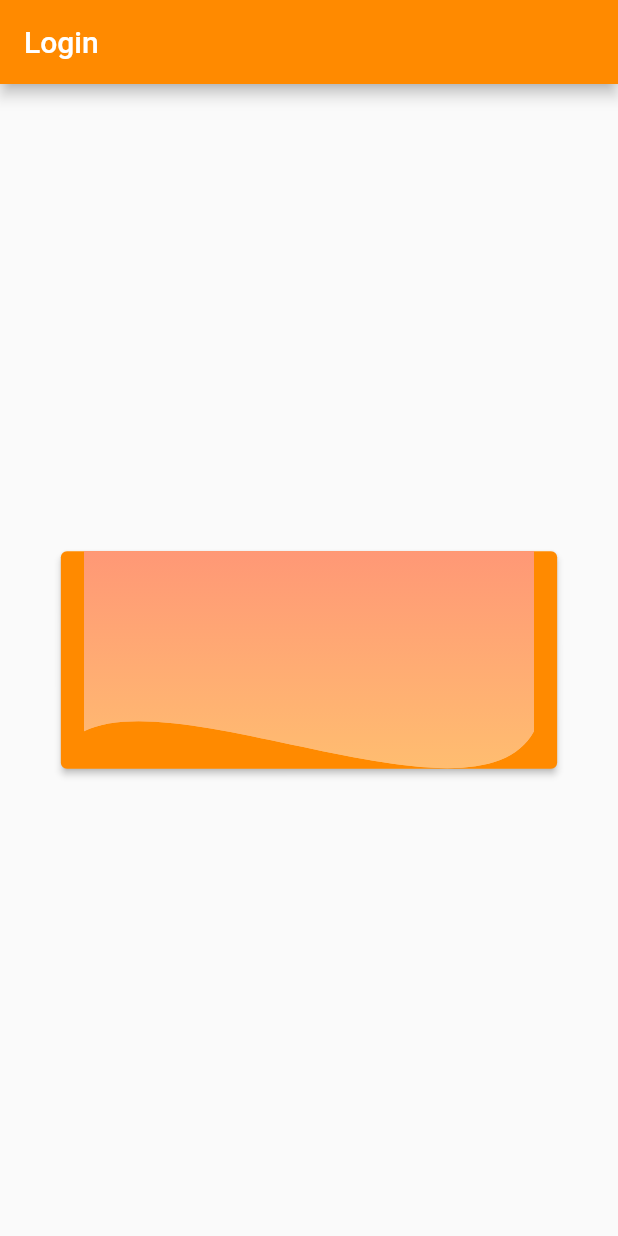
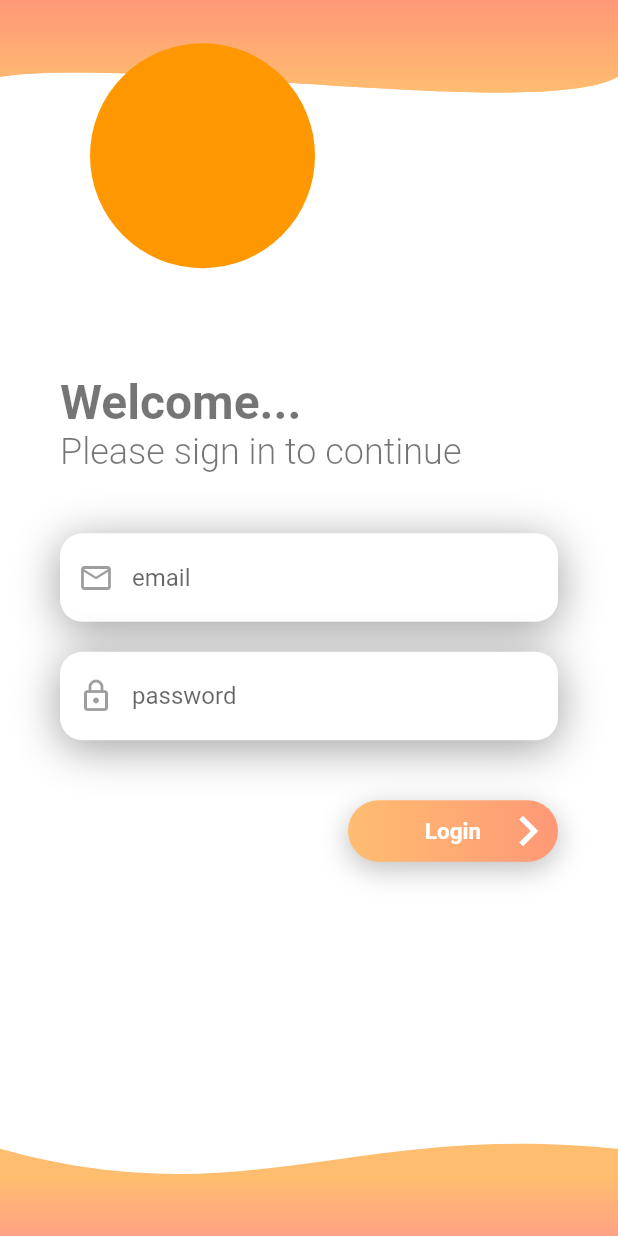
Before and after one commit to les-crepes/CAREOT_APP, a Flutter app: the screen it shows after launch, on a phone screen of 412 x 824 dp. Run offline on Flutter 3.47's test engine with Material 2 defaults, Android fonts, the phone set to English and light mode, and no system bars; our stand-ins replace auto_route, cloud_firestore, firebase_auth, firebase_core; accounts and stored records are empty.

Commit message:
Login page

```diff
--- a/lib/screens/login.dart
+++ b/lib/screens/login.dart
@@ -1,7 +1,12 @@
 import 'package:auto_route/auto_route.dart';
 import 'package:flutter/material.dart';
-import 'package:pdg_app/router/router.gr.dart';
-import 'package:pdg_app/widgets/login/top_shape.dart';
+import 'package:pdg_app/widgets/forms/main_text_field.dart';
+import 'package:pdg_app/widgets/gradient_button.dart';
+import 'package:pdg_app/widgets/right_arrow_button.dart';
+
+import '../router/router.gr.dart';
+import '../widgets/login/bottom_shape.dart';
+import '../widgets/login/top_shape.dart';
 
 class LoginScreen extends StatelessWidget {
   const LoginScreen({Key? key}) : super(key: key);
@@ -24,29 +29,90 @@ class Login extends StatelessWidget {
 
   @override
   Widget build(BuildContext context) {
-    return Scaffold(
-      appBar: AppBar(
-        title: const Text("Login"),
-      ),
-      body: Center(
-        child: Column(
+    final width = MediaQuery.of(context).size.width;
+    final background = Column(
+      mainAxisAlignment: MainAxisAlignment.spaceBetween,
+      children: [
+        CustomPaint(
+          size: Size(
+            width,
+            width * 0.15,
+          ), //You can Replace [WIDTH] with your desired width for Custom Paint and height will be calculated automatically
+          painter: const TopShape(),
+        ),
+        CustomPaint(
+          size: Size(
+            width,
+            width * 0.15,
+          ), //You can Replace [WIDTH] with your desired width for Custom Paint and height will be calculated automatically
+          painter: const BottomShape(),
+        ),
+      ],
+    );
+    return Stack(
+      children: [
+        background,
+        Column(
+          children: [
+            SizedBox(height: width * 0.07),
+            Container(
+              margin: const EdgeInsets.symmetric(horizontal: 60.0),
+              height: 150,
+              width: 150,
+              decoration: BoxDecoration(
+                borderRadius: BorderRadius.circular(100),
+                color: Colors.orange,
+              ),
+            ),
+          ],
+        ),
+        Column(
           mainAxisAlignment: MainAxisAlignment.center,
           children: [
-            ElevatedButton(
-              onPressed: () {
-                if (onLoginPress != null) onLoginPress!();
-              },
-              child: CustomPaint(
-                size: Size(
-                    300,
-                    (300 * 0.48333333333333334)
-                        .toDouble()), //You can Replace [WIDTH] with your desired width for Custom Paint and height will be calculated automatically
-                painter: RPSCustomPainter(),
+            Padding(
+              padding: const EdgeInsets.all(40.0),
+              child: Column(
+                children: [
+                  Row(
+                    mainAxisAlignment: MainAxisAlignment.start,
+                    children: [
+                      Column(
+                        crossAxisAlignment: CrossAxisAlignment.start,
+                        children: [
+                          Text(
+                            'Welcome...',
+                            style: Theme.of(context).textTheme.headline1,
+                          ),
+                          Text(
+                            'Please sign in to continue',
+                            style: Theme.of(context).textTheme.headline2,
+                          ),
+                        ],
+                      ),
+                    ],
+                  ),
+                  const SizedBox(height: 40),
+                  const MainTextField(
+                    name: 'email',
+                    icon: Icon(Icons.email_outlined),
+                  ),
+                  const SizedBox(height: 20),
+                  const MainTextField(
+                    name: 'password',
+                    icon: Icon(Icons.lock_outlined),
+                    obscureText: true,
+                  ),
+                  const SizedBox(height: 40),
+                  Row(
+                    mainAxisAlignment: MainAxisAlignment.end,
+                    children: const [RightArrowButton(text: 'Login')],
+                  ),
+                ],
               ),
             )
           ],
-        ),
-      ),
+        )
+      ],
     );
   }
 }
```
Also changed, not shown: lib/widgets/login/bottom_shape.dart (added, +41 -0 lines), lib/widgets/login/top_shape.dart (+23 -24 lines), widgetbook/widgetbook.dart (+17 -0 lines), lib/main.dart (line endings or trailing spaces), 1 other file.
